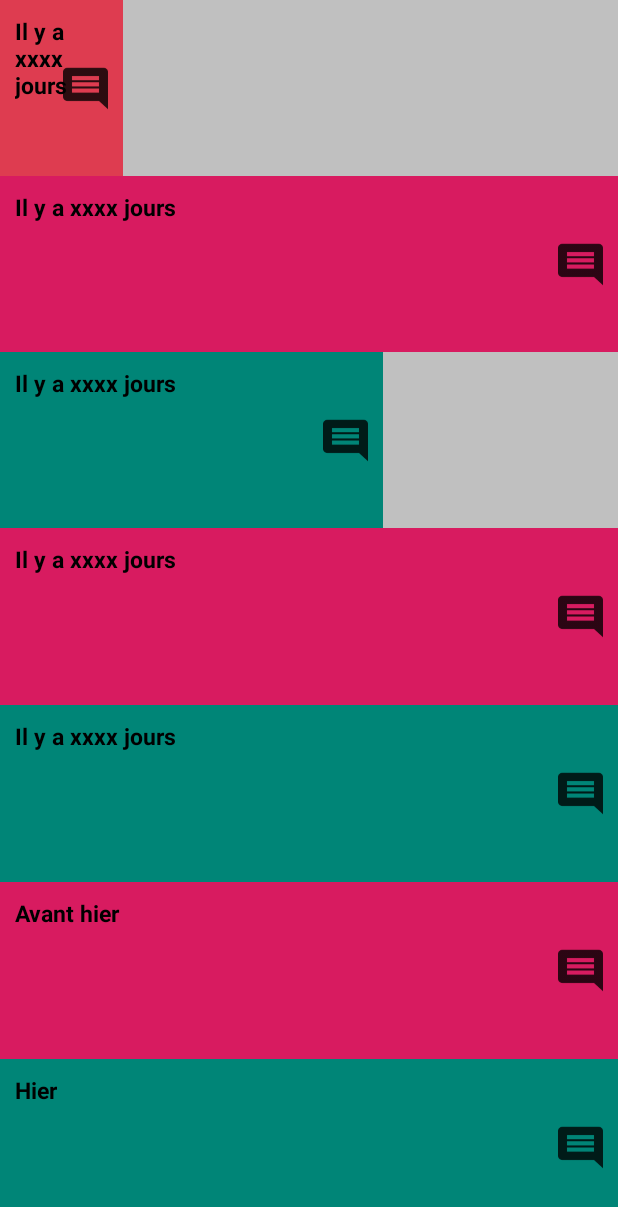
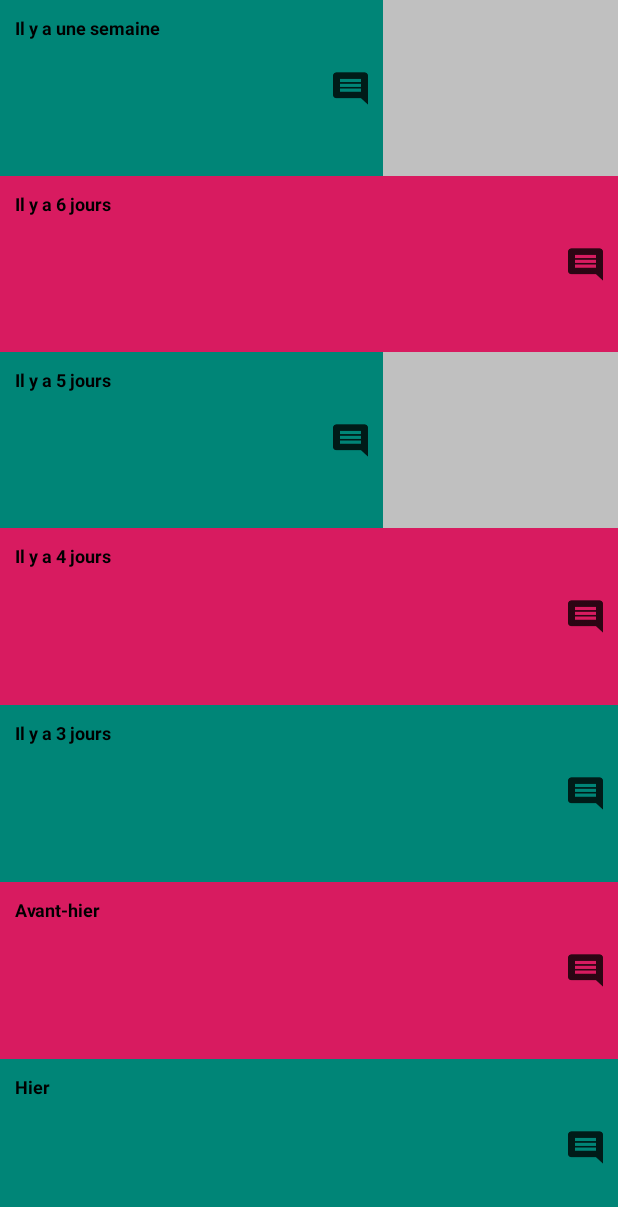
Before and after one commit to thomas25520/MoodTracker, an Android app: the screen it shows after launch (HistoryActivity), after a tap on "history_button", on a phone screen of 412 x 824 dp. Shown: the top 1207 px of the screen. Run offline under Robolectric (Android 15) with nearby library versions, the phone set to English and light mode, and no system bars.

Commit message:
[ADD] -- Reduce size of button and days since text on HistoryView -- [ADD] -- The ListOfMood can be update while the day change --

```diff
--- a/app/src/main/java/com/example/moodtracker/controller/activities/HistoryActivity.java
+++ b/app/src/main/java/com/example/moodtracker/controller/activities/HistoryActivity.java
@@ -8,18 +8,14 @@ import android.view.View;
 import android.view.ViewGroup;
 import android.widget.ImageView;
 import android.widget.LinearLayout;
-import android.widget.Toast;
 
 import com.example.moodtracker.R;
 import com.example.moodtracker.model.Mood;
-
-import java.util.Calendar;
 
 /**
  * Created by Dutru Thomas on 22/03/2019.
  */
 public class HistoryActivity extends AppCompatActivity {
-    // public static final String USER_MOOD_OF_THE_DAY = "03042019";
     private ImageView mFeedbackButtonDay1, mFeedbackButtonDay2, mFeedbackButtonDay3,
             mFeedbackButtonDay4, mFeedbackButtonDay5, mFeedbackButtonDay6, mFeedbackButtonDay7;
     private LinearLayout linearDay1, linearDay2, linearDay3,
@@ -36,18 +32,17 @@ public class HistoryActivity extends AppCompatActivity {
         initViews();
 
         // Test sur un mood
-        final Mood mood = new Mood("journée de test", Calendar.getInstance().getTime(), R.color.faded_red);
-        setFeedbackIconVisible(mFeedbackButtonDay7, mood);
-        setWidth(linearDay7, mood);
-        setColor(linearDay7, mood.getBackgroundColor());
-
-        // Display comment Wile click on feedback button
-        mFeedbackButtonDay7.setOnClickListener(new View.OnClickListener() {
-            @Override
-            public void onClick(View v) {
-                Toast.makeText(getBaseContext(), mood.getFeedback(), Toast.LENGTH_LONG).show();
-            }
-        });
+//        final Mood mood = new Mood("journée de test", Calendar.getInstance().getTime(), R.color.faded_red);
+//        setFeedbackIconVisible(mFeedbackButtonDay7, mood);
+//        setWidth(linearDay7, mood);
+//        setColor(linearDay7, mood.getBackgroundColor());
+//        // Display comment Wile click on feedback button
+//        mFeedbackButtonDay7.setOnClickListener(new View.OnClickListener() {
+//            @Override
+//            public void onClick(View v) {
+//                Toast.makeText(getBaseContext(), mood.getFeedback(), Toast.LENGTH_LONG).show();
+//            }
+//        });
     }
 
     @Override
--- a/app/src/main/java/com/example/moodtracker/controller/activities/MainActivity.java
+++ b/app/src/main/java/com/example/moodtracker/controller/activities/MainActivity.java
@@ -3,7 +3,6 @@ package com.example.moodtracker.controller.activities;
 import android.os.Bundle;
 import android.support.v4.view.ViewPager;
 import android.support.v7.app.AppCompatActivity;
-import android.util.Log;
 
 import com.example.moodtracker.R;
 import com.example.moodtracker.controller.adapter.MyPagerAdapter;
@@ -16,9 +15,6 @@ import java.util.Calendar;
 import java.util.Date;
 
 public class MainActivity extends AppCompatActivity {
-
-    //int mMood = 3; // Is setting on "3" for save happy_mood, when app start.
-
     @Override
     protected void onCreate(Bundle savedInstanceState) {
         super.onCreate(savedInstanceState);
@@ -28,34 +24,19 @@ public class MainActivity extends AppCompatActivity {
         vpPager.setAdapter(adapterViewPager);
         vpPager.setCurrentItem(3); // Start fragment at (x) position
 
-//        vpPager.addOnPageChangeListener(new ViewPager.OnPageChangeListener() {
-//            @Override
-//            public void onPageScrolled(int i, float v, int i1) {
-//            }
-//
-//            // TODO a utiliser pour conserver l'humeur
-//            // Save the mood with getting switch(position) in MyPagerAdapter when scrolling
-//            @Override
-//            public void onPageSelected(int i) {
-//                mMood = i;
-//            }
-//
-//            @Override
-//            public void onPageScrollStateChanged(int i) {
-//            }
-//        });
+// TODO : Sauvegarder le mood a l'ouverture de l'application
 
+        if (SharedPreferencesManager.getMoodOfTheDay(this) != null) { // Verify moodOfTheDay is present
+            Mood moodOfTheDay = SharedPreferencesManager.getMoodOfTheDay(this); // Get moodOfTheDay from sharedPreferences
 
-        if (SharedPreferencesManager.getMoodOfTheDay(this) != null) {
-            // Get moodOfTheDay from sharedPreferences
-            Mood moodOfTheDay = new Mood(SharedPreferencesManager.getMoodOfTheDay(this));
-            Log.i("MOOD_DATE_BeforUpdate", " " + moodOfTheDay.getDate().toString());
-
-
-            if (needToUpdateTheHistory(moodOfTheDay) == true) { // Verify mood date with today date
-                History history = SharedPreferencesManager.getHistory(this, "historyOfTheUsersMoods"); // Get history in sharedPref and create history object
-                history.update(moodOfTheDay); // Add mood of the day to history
-                SharedPreferencesManager.putHistory(this, history); // Update history
+            if (needToUpdateTheHistory(moodOfTheDay)) { // Verify mood date with today date
+                if (SharedPreferencesManager.getHistory(this, "historyOfTheUsersMoods") != null) { // Verify history still exist
+                    History history = SharedPreferencesManager.getHistory(this, "historyOfTheUsersMoods"); // Get history in sharedPref and create history object
+                    history.update(moodOfTheDay); // Add mood of the day to history
+                    SharedPreferencesManager.putHistory(this, history); // Update history
+                } else {
+                    History history = new History();
+                }
             }
         }
     }
@@ -64,12 +45,8 @@ public class MainActivity extends AppCompatActivity {
     private boolean needToUpdateTheHistory(Mood moodOfTheDay) {
         SimpleDateFormat sdf = new SimpleDateFormat("yyyy-MM-dd");
         Date currentDate = Calendar.getInstance().getTime();
-        sdf.format(currentDate);
 
-        if (moodOfTheDay.getDate() != currentDate) {
-
-            Log.i("MOOD_DATE", " " + moodOfTheDay.getDate().toString());
-            Log.i("CURRENT_DATE ", " " + currentDate);
+        if (!sdf.format(moodOfTheDay.getDate()).equals(sdf.format(currentDate))) { // Compare moodOfTheDay with current date
             return true;
 
         } else {
--- a/app/src/main/java/com/example/moodtracker/controller/fragment/FragmentMood.java
+++ b/app/src/main/java/com/example/moodtracker/controller/fragment/FragmentMood.java
@@ -18,7 +18,6 @@ import com.example.moodtracker.controller.activities.HistoryActivity;
 import com.example.moodtracker.model.Mood;
 import com.example.moodtracker.utils.SharedPreferencesManager;
 
-import java.text.SimpleDateFormat;
 import java.util.Calendar;
 import java.util.Date;
 
@@ -31,16 +30,13 @@ public class FragmentMood extends Fragment {
     private int mBackgroundColor;
     private ImageView mAddMoodBtn;
     private ImageView mHistoryBtn;
-    SimpleDateFormat sdf = new SimpleDateFormat("ddMMyyyy");
-    // Keys
-//    public static final String USER_MOOD_OF_THE_DAY = "moodoftheday";
     private Mood mUserMood;
 
-    public static FragmentMood newInstance(int resImage, int backgroundColor) { // modify for backgroundcolor
+    public static FragmentMood newInstance(int resImage, int backgroundColor) { // modify for backgroundColor
         FragmentMood fragment = new FragmentMood();
         Bundle args = new Bundle();
-        args.putInt("image", resImage); // mood image
-        args.putInt("backgroundColor", backgroundColor); // add background color
+        args.putInt("image", resImage); // Add mood image
+        args.putInt("backgroundColor", backgroundColor); // Add background color
         fragment.setArguments(args);
         return fragment;
     }
@@ -49,7 +45,7 @@ public class FragmentMood extends Fragment {
     public void onCreate(Bundle savedInstanceState) {
         super.onCreate(savedInstanceState);
         assert getArguments() != null;
-        mImage = getArguments().getInt("image", 0);
+        mImage = getArguments().getInt("image", 0); // Create mood image
         mBackgroundColor = getArguments().getInt("backgroundColor"); // create the background color
     }
 
@@ -59,7 +55,6 @@ public class FragmentMood extends Fragment {
         ImageView imageView = view.findViewById(R.id.fragment_mood_smiley_happy);
         imageView.setImageResource(mImage);
         view.setBackgroundResource(mBackgroundColor); // add BackgroundColor to view
-        //setBackgroundColor(getResources().getColor(mBackgroundColor)); // same to up.
 
         mAddMoodBtn = view.findViewById(R.id.fragment_mood_add_mood_button);
         mHistoryBtn = view.findViewById(R.id.fragment_mood_history_button);
@@ -89,29 +84,9 @@ public class FragmentMood extends Fragment {
                             public void onClick(DialogInterface dialog, int which) {
                                 String feedBack = input.getText().toString(); // Get user feedback in AlertDialog
                                 Date date = Calendar.getInstance().getTime(); // Get user feedback date
-                                mUserMood = new Mood(feedBack, date, mBackgroundColor);
-                                mUserMood.getPercentageSize();
-
-                                // PUT
-//                                String value = mUserMood.formatToJsonString();
-//                                SharedPreferencesManager.putString(getContext(), USER_MOOD_OF_THE_DAY, value);
-
-                                // SharedPreferencesManager.putString(getContext(), USER_MOOD_OF_THE_DAY, mUserMood.formatToJsonString());
-
-                                String todayKey = sdf.format(new Date());
-                                System.out.println(todayKey);
-
-                                SharedPreferencesManager.putMood(getContext(), todayKey, mUserMood); // Save user mood of the day in shared preferences.
-
-                                // ----------------------------------------------------------------------------------------------------------------------------
-
-                                // GET
-//                                String json = SharedPreferencesManager.getString(getContext(), USER_MOOD_OF_THE_DAY);
-//                                mUserMood.jsonToMood(json);
-//
-//                                mUserMood = SharedPreferencesManager.getMood(getContext(), USER_MOOD_OF_THE_DAY);
-
-
+                                mUserMood = new Mood(feedBack, date, mBackgroundColor); // Create the mood
+                                mUserMood.getPercentageSize(); // Get percentage size of mood bar in function of mood
+                                SharedPreferencesManager.putMood(getContext(), "usersMoodOfTheDay", mUserMood); // Save mood of the day in shared preferences.
                                 Toast.makeText(getActivity(), "Humeur enregistrée", Toast.LENGTH_SHORT).show(); // Toast confirm Mood has been saved
                             }
                         });
--- a/app/src/main/res/layout/history_view.xml
+++ b/app/src/main/res/layout/history_view.xml
@@ -27,7 +27,7 @@
                 android:padding="10dp"
                 android:text="@string/d_7"
                 android:textColor="#000000"
-                android:textSize="15sp"
+                android:textSize="12sp"
                 android:textStyle="bold"
                 app:layout_constraintBottom_toBottomOf="parent"
                 app:layout_constraintStart_toStartOf="parent"
@@ -36,8 +36,8 @@
 
             <ImageView
                 android:id="@+id/feedback_icon_day_7"
-                android:layout_width="50dp"
-                android:layout_height="54dp"
+                android:layout_width="43dp"
+                android:layout_height="47dp"
                 android:layout_gravity="center"
                 android:padding="10dp"
                 android:src="@drawable/ic_comment_black_48px"
@@ -71,7 +71,7 @@
                 android:padding="10dp"
                 android:text="@string/d_6"
                 android:textColor="#000000"
-                android:textSize="15sp"
+                android:textSize="12sp"
                 android:textStyle="bold"
                 app:layout_constraintBottom_toBottomOf="parent"
                 app:layout_constraintStart_toStartOf="parent"
@@ -81,8 +81,8 @@
 
             <ImageView
                 android:id="@+id/feedback_icon_day_6"
-                android:layout_width="50dp"
-                android:layout_height="54dp"
+                android:layout_width="43dp"
+                android:layout_height="47dp"
                 android:layout_gravity="center"
                 android:padding="10dp"
                 android:src="@drawable/ic_comment_black_48px"
@@ -117,7 +117,7 @@
                 android:padding="10dp"
                 android:text="@string/d_5"
                 android:textColor="#000000"
-                android:textSize="15sp"
+                android:textSize="12sp"
                 android:textStyle="bold"
                 app:layout_constraintBottom_toBottomOf="parent"
                 app:layout_constraintStart_toStartOf="parent"
@@ -126,8 +126,8 @@
 
             <ImageView
                 android:id="@+id/feedback_icon_day_5"
-                android:layout_width="50dp"
-                android:layout_height="54dp"
+                android:layout_width="43dp"
+                android:layout_height="47dp"
                 android:layout_gravity="center"
                 android:padding="10dp"
                 android:src="@drawable/ic_comment_black_48px"
@@ -161,7 +161,7 @@
                 android:padding="10dp"
                 android:text="@string/d_4"
                 android:textColor="#000000"
-                android:textSize="15sp"
+                android:textSize="12sp"
                 android:textStyle="bold"
                 app:layout_constraintBottom_toBottomOf="parent"
                 app:layout_constraintStart_toStartOf="parent"
@@ -170,8 +170,8 @@
 
             <ImageView
                 android:id="@+id/feedback_icon_day_4"
-                android:layout_width="50dp"
-                android:layout_height="54dp"
+                android:layout_width="43dp"
+                android:layout_height="47dp"
                 android:layout_gravity="center"
                 android:padding="10dp"
                 android:src="@drawable/ic_comment_black_48px"
@@ -205,7 +205,7 @@
                 android:padding="10dp"
                 android:text="@string/d_3"
                 android:textColor="#000000"
-                android:textSize="15sp"
+                android:textSize="12sp"
                 android:textStyle="bold"
                 app:layout_constraintBottom_toBottomOf="parent"
                 app:layout_constraintStart_toStartOf="parent"
@@ -214,8 +214,8 @@
 
             <ImageView
                 android:id="@+id/feedback_icon_day_3"
-                android:layout_width="50dp"
-                android:layout_height="54dp"
+                android:layout_width="43dp"
+                android:layout_height="47dp"
                 android:layout_gravity="center"
                 android:layout_marginStart="8dp"
                 android:padding="10dp"
@@ -249,7 +249,7 @@
                 android:padding="10dp"
                 android:text="@string/d_2"
                 android:textColor="#000000"
-                android:textSize="15sp"
+                android:textSize="12sp"
                 android:textStyle="bold"
                 app:layout_constraintBottom_toBottomOf="parent"
                 app:layout_constraintStart_toStartOf="parent"
@@ -258,8 +258,8 @@
 
             <ImageView
                 android:id="@+id/feedback_icon_day_2"
-                android:layout_width="50dp"
-                android:layout_height="54dp"
+                android:layout_width="43dp"
+                android:layout_height="47dp"
                 android:layout_gravity="center"
                 android:padding="10dp"
                 android:src="@drawable/ic_comment_black_48px"
@@ -293,7 +293,7 @@
                 android:padding="10dp"
                 android:text="@string/d_1"
                 android:textColor="#000000"
-                android:textSize="15sp"
+                android:textSize="12sp"
                 android:textStyle="bold"
                 app:layout_constraintBottom_toBottomOf="parent"
                 app:layout_constraintStart_toStartOf="parent"
@@ -302,8 +302,8 @@
 
             <ImageView
                 android:id="@+id/feedback_icon_day_1"
-                android:layout_width="50dp"
-                android:layout_height="54dp"
+                android:layout_width="43dp"
+                android:layout_height="47dp"
                 android:layout_gravity="center"
                 android:padding="10dp"
                 android:src="@drawable/ic_comment_black_48px"
--- a/app/src/main/res/values/strings.xml
+++ b/app/src/main/res/values/strings.xml
@@ -7,12 +7,12 @@
     <string name="add_mood_button">add_mood_button</string>
 
     <!-- History_view -->
-    <string name="d_7">Il y a xxxx jours</string>
-    <string name="d_6">Il y a xxxx jours</string>
-    <string name="d_5">Il y a xxxx jours</string>
-    <string name="d_4">Il y a xxxx jours</string>
-    <string name="d_3">Il y a xxxx jours</string>
-    <string name="d_2">Avant hier</string>
+    <string name="d_7">Il y a une semaine</string>
+    <string name="d_6">Il y a 6 jours</string>
+    <string name="d_5">Il y a 5 jours</string>
+    <string name="d_4">Il y a 4 jours</string>
+    <string name="d_3">Il y a 3 jours</string>
+    <string name="d_2">Avant-hier</string>
     <string name="d_1">Hier</string>
 
 </resources>
```
